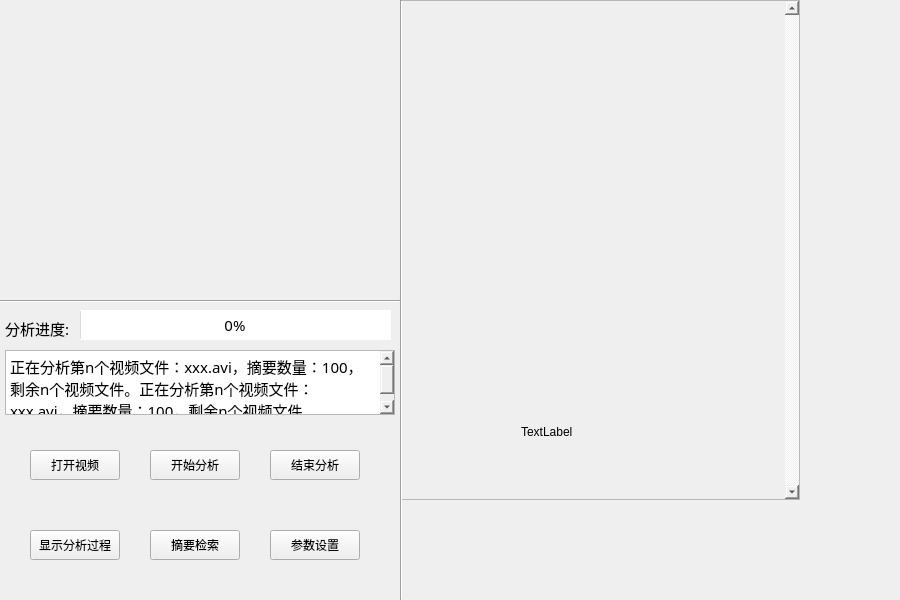
Old version of the form VideoAbstract_QTver/VideoAbstract_QTver/VideoAbstract_QTver/videoabstract_qtver.ui in the repository ronnyMakhuddin/motion-detect-tiqu.
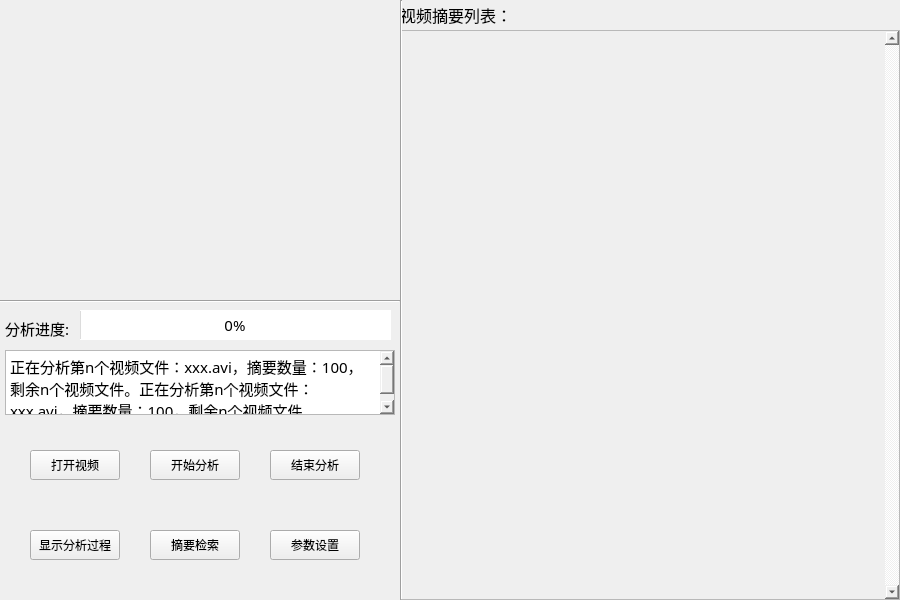
New version of the form. Icons and pictures are not drawn.

The edit to the form file:
```diff
--- a/VideoAbstract_QTver/VideoAbstract_QTver/VideoAbstract_QTver/videoabstract_qtver.ui
+++ b/VideoAbstract_QTver/VideoAbstract_QTver/VideoAbstract_QTver/videoabstract_qtver.ui
@@ -238,9 +238,9 @@
     <property name="geometry">
      <rect>
       <x>0</x>
-      <y>0</y>
-      <width>400</width>
-      <height>500</height>
+      <y>30</y>
+      <width>500</width>
+      <height>570</height>
      </rect>
     </property>
     <property name="sizePolicy">
@@ -260,24 +260,30 @@
       <rect>
        <x>0</x>
        <y>0</y>
-       <width>381</width>
-       <height>498</height>
+       <width>481</width>
+       <height>568</height>
       </rect>
      </property>
-     <widget class="QLabel" name="label">
+    </widget>
+   </widget>
+   <widget class="QLabel" name="label_2">
       <property name="geometry">
        <rect>
-        <x>120</x>
-        <y>320</y>
-        <width>81</width>
-        <height>221</height>
-       </rect>
-      </property>
+      <x>0</x>
+      <y>0</y>
+      <width>500</width>
+      <height>30</height>
+     </rect>
+    </property>
+    <property name="font">
+     <font>
+      <family>宋体</family>
+      <pointsize>12</pointsize>
+     </font>
+    </property>
       <property name="text">
-       <string>TextLabel</string>
-      </property>
-     </widget>
-    </widget>
+     <string>视频摘要列表：</string>
+    </property>
    </widget>
   </widget>
   <widget class="Line" name="line_h">
```
Lines whose indentation alone changed are shown as unchanged.
